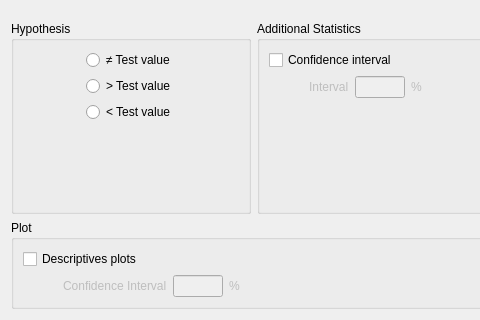
This is JASP-Desktop/analysisforms/binomialtestform.ui in jasp-stats/jasp-desktop as Qt 5 draws it before an edit; both pictures show x 0 to 480 and y 326 to 646 of the 738 by 646 pixel window. The edited form follows.
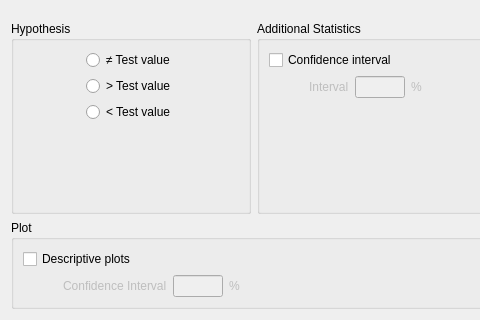
This is the edited form. Custom widgets are drawn as their Qt base class.

```diff
--- a/JASP-Desktop/analysisforms/binomialtestform.ui
+++ b/JASP-Desktop/analysisforms/binomialtestform.ui
@@ -382,7 +382,7 @@
          </sizepolicy>
         </property>
         <property name="text">
-         <string>Descriptives plots</string>
+         <string>Descriptive plots</string>
         </property>
        </widget>
       </item>
```
